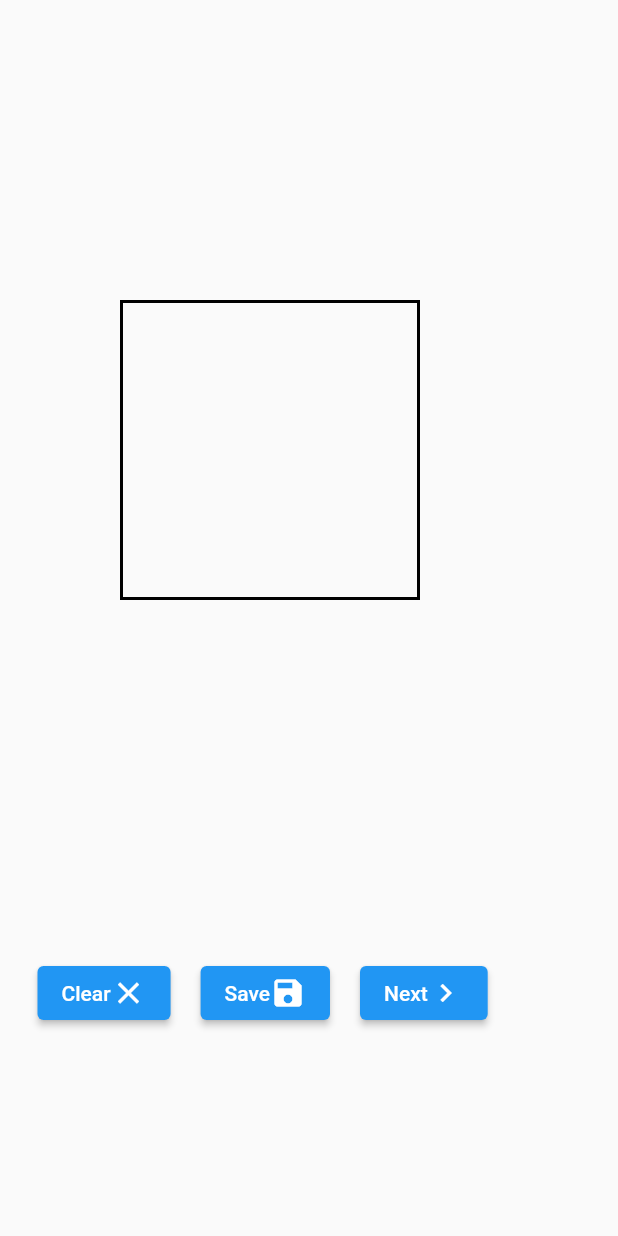
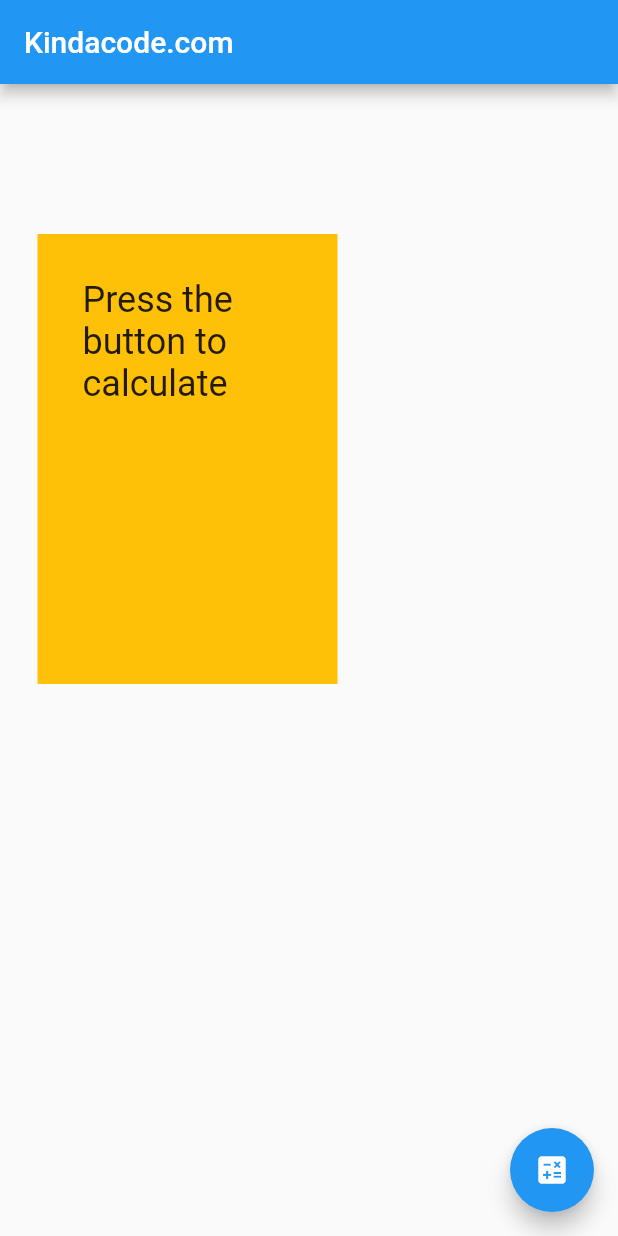
Before and after one commit to Ibrahim-K98han/drawing_test, a Flutter app: the screen it shows after launch, on a phone screen of 412 x 824 dp. Run offline on Flutter 3.47's test engine with Material 2 defaults, Android fonts, the phone set to English and light mode, and no system bars.

Commit message:
code added

```diff
--- a/lib/main.dart
+++ b/lib/main.dart
@@ -1,114 +1,195 @@
+// import 'package:flutter/material.dart';
+//
+// void main() => runApp( MaterialApp(
+//       home:  HomePage(),
+//       debugShowCheckedModeBanner: false,
+//     ));
+//
+// class HomePage extends StatefulWidget {
+//   @override
+//   _HomePageState createState() => new _HomePageState();
+// }
+//
+// class _HomePageState extends State<HomePage> {
+//   List<Offset> _points = <Offset>[];
+//
+//   @override
+//   Widget build(BuildContext context) {
+//     return SafeArea(
+//       child: Scaffold(
+//         body: Stack(
+//           children: <Widget>[
+//             Positioned(
+//               child: GestureDetector(
+//                 onPanUpdate: (DragUpdateDetails details) {
+//                   setState(() {
+//                     RenderBox? renderBox =
+//                     context.findRenderObject() as RenderBox;
+//                     Offset _localPosition =
+//                     renderBox.globalToLocal(details.globalPosition);
+//                     _points = List.from(_points)..add(_localPosition);
+//                   });
+//                 },
+//                 onPanEnd: (DragEndDetails details) =>
+//                     _points.add(Offset(double.infinity, double.infinity)),
+//                 child: CustomPaint(
+//                   painter: Signature(points: _points),
+//                   size: Size.infinite,
+//                 ),
+//               ),
+//             ),
+//             Positioned(
+//               top: 200,
+//               left: 80,
+//               height: 200,
+//               width: 200,
+//               child: Container(
+//                 width: 250,
+//                 height: 250,
+//                 decoration: BoxDecoration(
+//                   border: Border.all(
+//                     color: Colors.black,
+//                     width: 2
+//                   )
+//                 ),
+//               ),
+//             ),
+//             Center(
+//               child: Padding(
+//                 padding: const EdgeInsets.only(top: 500.0,left: 25),
+//                 child: Row(
+//                   children: [
+//                     ElevatedButton(onPressed: ()=>_points.clear(), child: Row(
+//                       children: const [
+//                         Text('Clear'),
+//                         Icon(Icons.clear),
+//                       ],
+//                     )),
+//                     const SizedBox(width: 20,),
+//                     ElevatedButton(onPressed: (){}, child: Row(
+//                       children: const [
+//                         Text('Save'),
+//                         Icon(Icons.save),
+//                       ],
+//                     )),
+//                     const SizedBox(width: 20,),
+//                     ElevatedButton(onPressed: (){}, child: Row(
+//                       children: const [
+//                         Text('Next'),
+//                         Icon(Icons.navigate_next),
+//                       ],
+//                     )),
+//                   ],
+//                 ),
+//               ),
+//             )
+//           ],
+//         ),
+//       ),
+//     );
+//   }
+// }
+//
+// class Signature extends CustomPainter {
+//   List<Offset>? points;
+//
+//   Signature({this.points});
+//
+//   @override
+//   void paint(Canvas canvas, Size size) {
+//     Paint paint = new Paint()
+//       ..color = Colors.blue
+//       ..strokeCap = StrokeCap.round
+//       ..strokeWidth = 10.0;
+//
+//     for (int i = 0; i < points!.length - 1; i++) {
+//       if (points![i] != null && points![i + 1] != null) {
+//         canvas.drawLine(points![i], points![i + 1], paint);
+//       }
+//     }
+//   }
+//
+//   @override
+//   bool shouldRepaint(Signature oldDelegate) => oldDelegate.points != points;
+// }
+
+
 import 'package:flutter/material.dart';
 
-void main() => runApp( MaterialApp(
-      home:  HomePage(),
-      debugShowCheckedModeBanner: false,
-    ));
-
-class HomePage extends StatefulWidget {
-  @override
-  _HomePageState createState() => new _HomePageState();
+void main() {
+  runApp(const MyApp());
 }
 
-class _HomePageState extends State<HomePage> {
-  List<Offset> _points = <Offset>[];
+class MyApp extends StatelessWidget {
+  const MyApp({Key? key}) : super(key: key);
 
   @override
   Widget build(BuildContext context) {
-    return SafeArea(
-      child: Scaffold(
-        body: Stack(
-          children: <Widget>[
-            Positioned(
-              child: GestureDetector(
-                onPanUpdate: (DragUpdateDetails details) {
-                  setState(() {
-                    RenderBox? renderBox =
-                    context.findRenderObject() as RenderBox;
-                    Offset _localPosition =
-                    renderBox.globalToLocal(details.globalPosition);
-                    _points = List.from(_points)..add(_localPosition);
-                  });
-                },
-                onPanEnd: (DragEndDetails details) =>
-                    _points.add(Offset(double.infinity, double.infinity)),
-                child: CustomPaint(
-                  painter: Signature(points: _points),
-                  size: Size.infinite,
-                ),
-              ),
-            ),
-            Positioned(
-              top: 200,
-              left: 80,
-              height: 200,
-              width: 200,
-              child: Container(
-                width: 250,
-                height: 250,
-                decoration: BoxDecoration(
-                  border: Border.all(
-                    color: Colors.black,
-                    width: 2
-                  )
-                ),
-              ),
-            ),
-            Center(
-              child: Padding(
-                padding: const EdgeInsets.only(top: 500.0,left: 25),
-                child: Row(
-                  children: [
-                    ElevatedButton(onPressed: ()=>_points.clear(), child: Row(
-                      children: const [
-                        Text('Clear'),
-                        Icon(Icons.clear),
-                      ],
-                    )),
-                    const SizedBox(width: 20,),
-                    ElevatedButton(onPressed: ()=>_points.clear(), child: Row(
-                      children: const [
-                        Text('Save'),
-                        Icon(Icons.save),
-                      ],
-                    )),
-                    const SizedBox(width: 20,),
-                    ElevatedButton(onPressed: ()=>_points.clear(), child: Row(
-                      children: const [
-                        Text('Next'),
-                        Icon(Icons.navigate_next),
-                      ],
-                    )),
-                  ],
-                ),
-              ),
-            )
-          ],
-        ),
-      ),
+    return const MaterialApp(
+      debugShowCheckedModeBanner: false,
+      title: 'Kindacode.com',
+      home: HomePage(),
     );
   }
 }
 
-class Signature extends CustomPainter {
-  List<Offset>? points;
-
-  Signature({this.points});
+class HomePage extends StatefulWidget {
+  const HomePage({Key? key}) : super(key: key);
 
   @override
-  void paint(Canvas canvas, Size size) {
-    Paint paint = new Paint()
-      ..color = Colors.blue
-      ..strokeCap = StrokeCap.round
-      ..strokeWidth = 10.0;
+  _HomePageState createState() => _HomePageState();
+}
 
-    for (int i = 0; i < points!.length - 1; i++) {
-      if (points![i] != null && points![i + 1] != null) {
-        canvas.drawLine(points![i], points![i + 1], paint);
-      }
+class _HomePageState extends State<HomePage> {
+  // This key will be associated with the amber box
+  final GlobalKey _key = GlobalKey();
+
+  // Coordinates
+  double? _x, _y;
+
+  // This function is called when the user presses the floating button
+  void _getOffset(GlobalKey key) {
+    RenderBox? box = key.currentContext?.findRenderObject() as RenderBox?;
+    Offset? position = box?.localToGlobal(Offset.zero);
+    if (position != null) {
+      setState(() {
+        _x = position.dx;
+        _y = position.dy;
+      });
     }
   }
 
   @override
-  bool shouldRepaint(Signature oldDelegate) => oldDelegate.points != points;
+  Widget build(BuildContext context) {
+    return Scaffold(
+      appBar: AppBar(
+        title: const Text('Kindacode.com'),
+      ),
+      body: Center(
+        child: Stack(children: [
+          Positioned(
+            top: 100,
+            left: 25,
+            // The amber box
+            child: Container(
+              key: _key,
+              width: 200,
+              height: 300,
+              padding: const EdgeInsets.all(30),
+              color: Colors.amber,
+              child: Text(
+                _x != null
+                    ? "X: $_x, \nY: $_y"
+                    : 'Press the button to calculate',
+                style: const TextStyle(fontSize: 24),
+              ),
+            ),
+          ),
+        ]),
+      ),
+      floatingActionButton: FloatingActionButton(
+          onPressed: () => _getOffset(_key),
+          child: const Icon(Icons.calculate)),
+    );
+  }
 }
--- /dev/null
+++ b/lib/signature.dart
@@ -0,0 +1,23 @@
+import 'package:flutter/cupertino.dart';
+import 'package:flutter/material.dart';
+
+class Signature extends CustomPainter {
+  List<Offset>? points;
+
+  Signature({this.points});
+
+  @override
+  void paint(Canvas canvas, Size size) {
+    Paint paint = Paint()
+      ..color = Colors.blue
+      ..strokeCap = StrokeCap.round
+      ..strokeWidth = 10.0;
+
+    for (int i = 0; i < points!.length - 1; i++) {
+      canvas.drawLine(points![i], points![i + 1], paint);
+    }
+  }
+
+  @override
+  bool shouldRepaint(Signature oldDelegate) => oldDelegate.points != points;
+}
--- a/pubspec.yaml
+++ b/pubspec.yaml
@@ -35,6 +35,7 @@ dependencies:
   # Use with the CupertinoIcons class for iOS style icons.
   cupertino_icons: ^1.0.2
   flutter_screen_recording:
+  provider:
 
 dev_dependencies:
   flutter_test:
```
Also changed, not shown: pubspec.lock.
